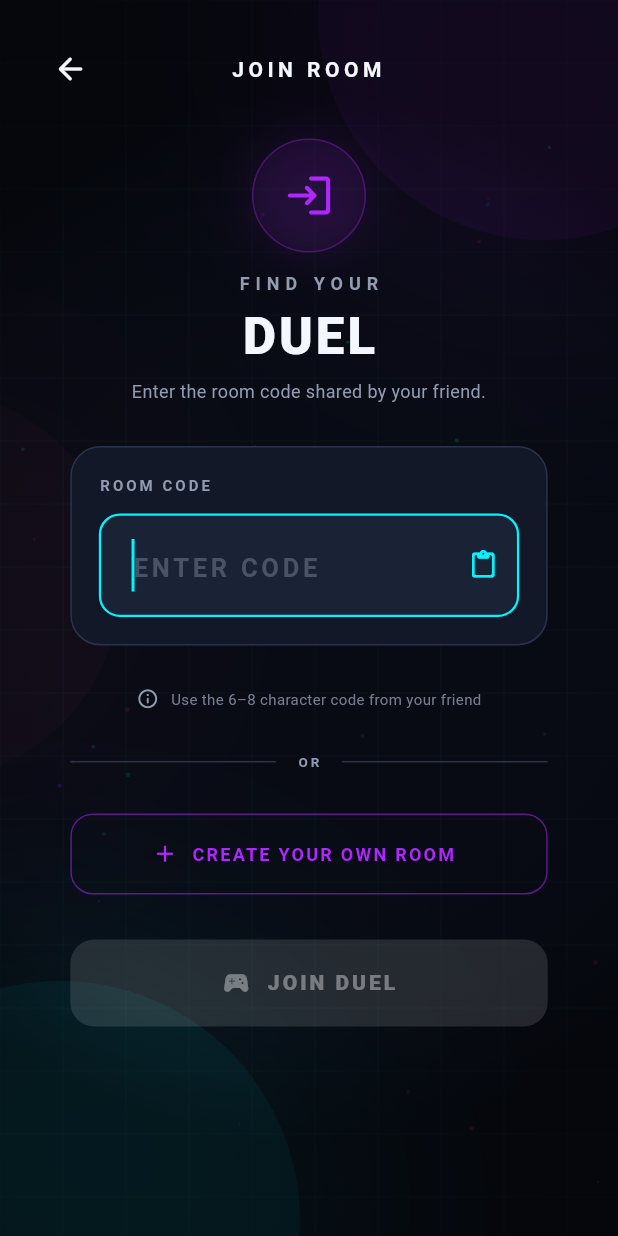
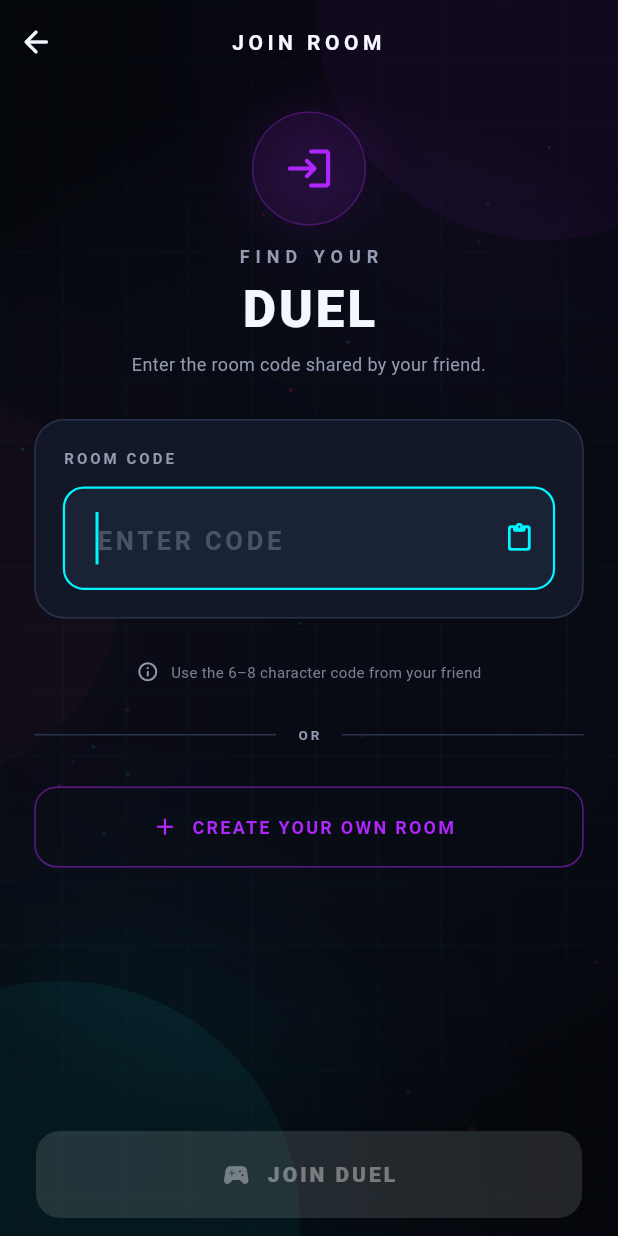
Before and after one commit to piro-piyush/TicTac-Duel, a Flutter app: the JoinRoomScreen screen opened by its route, on a phone screen of 412 x 824 dp. Run offline on Flutter 3.47's test engine with Material 3 defaults, Android fonts, the phone set to English and light mode, and no system bars; our stand-ins replace flutter_screenutil, go_router; Roboto replaces fonts that are missing (Poppins).

Commit message:
Refactor JoinRoomScreen layout and apply standard padding

```diff
--- a/frontend/lib/screens/join_room/join_room_screen.dart
+++ b/frontend/lib/screens/join_room/join_room_screen.dart
@@ -1,4 +1,3 @@
-import 'package:flutter/material.dart';
 import 'package:flutter/services.dart';
 import 'package:tictac_duel/lib.dart';
 
@@ -30,9 +29,9 @@ class _JoinRoomScreenState extends State<JoinRoomScreen> {
 
   @override
   Widget build(BuildContext context) {
-    return Scaffold(
+    return NeonBackgroundWidget(
+      needScroll: false,
 
-      body: NeonBackgroundWidget(
       child: SafeArea(
         child: Column(
           children: [
@@ -42,7 +41,6 @@ class _JoinRoomScreenState extends State<JoinRoomScreen> {
               child: Stack(children: [_buildContent(), _buildJoinButton()]),
             ),
           ],
-          ),
         ),
       ),
     );
@@ -80,7 +78,7 @@ class _JoinRoomScreenState extends State<JoinRoomScreen> {
 
   Widget _buildContent() {
     return SingleChildScrollView(
-      padding: const EdgeInsets.fromLTRB(24, 18, 24, 100),
+      padding: Dimens.defaultPadding,
       child: Column(
         spacing: 28,
         crossAxisAlignment: CrossAxisAlignment.stretch,
```
Lines whose indentation alone changed are shown as unchanged.
